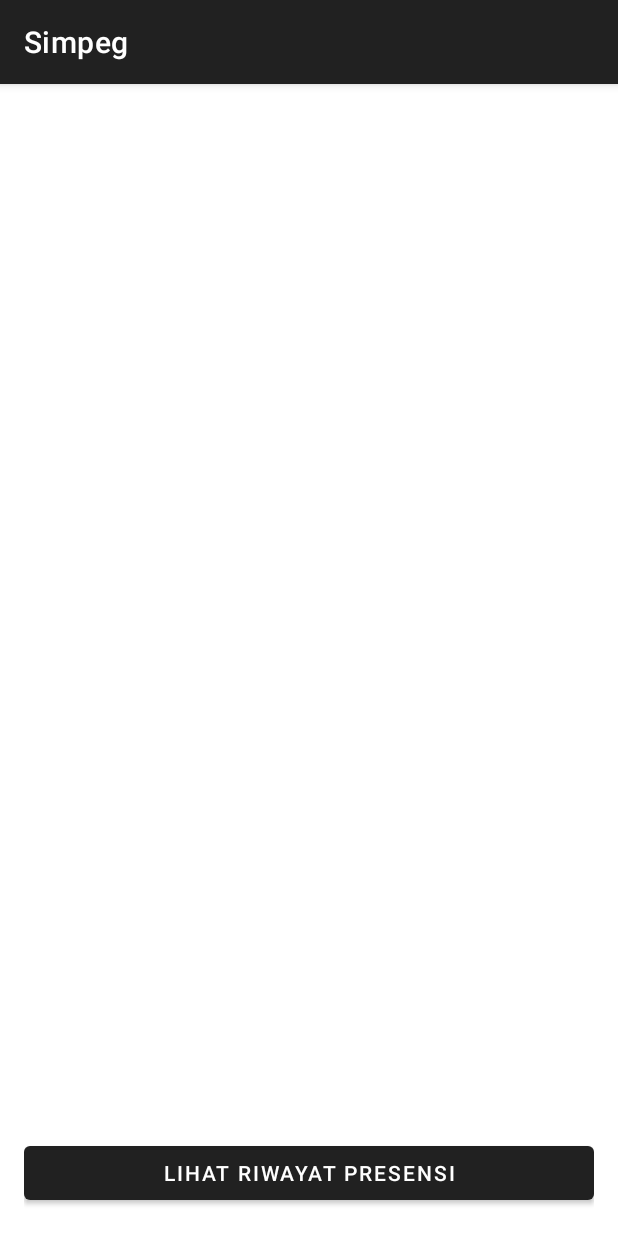
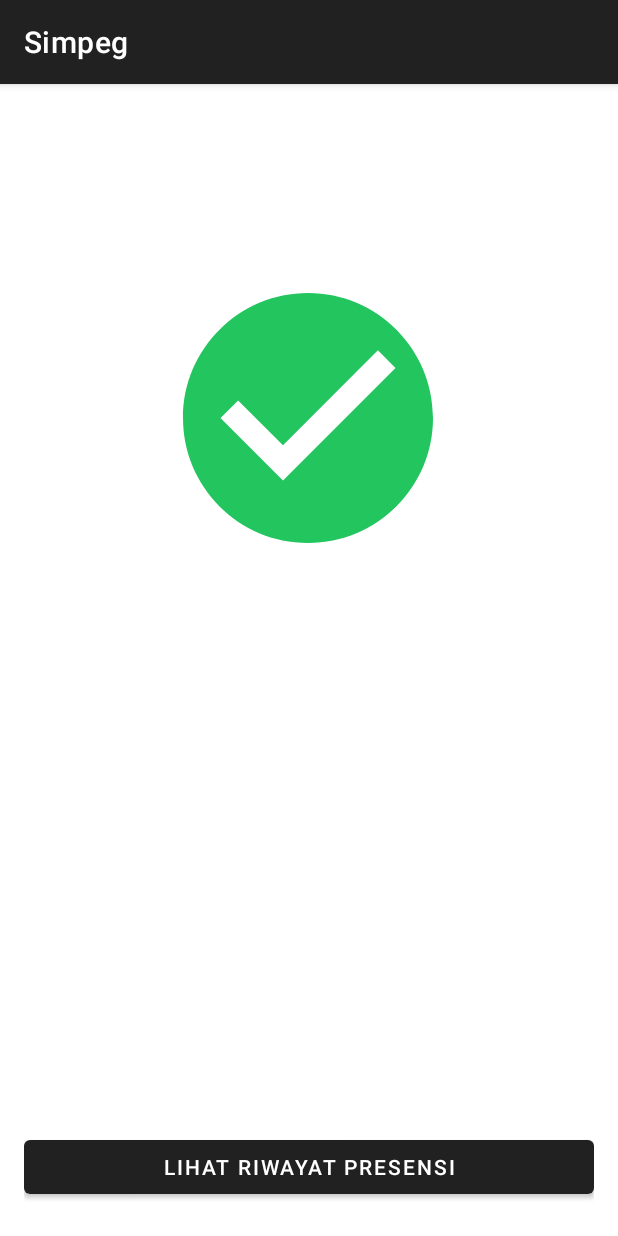
Before and after one commit to Galangaidil/simpeg-apk, an Android app: the HasilPresensiActivity screen opened directly, with no data from a screen before it, on a phone screen of 412 x 824 dp. Run offline under Robolectric (Android 15) with nearby library versions, the phone set to English and light mode, and no system bars; 1 statement that could not run was skipped.

Commit message:
Menampilkan icon checklist saat berhasil presensi, dan memperbesar ukuran huruf

```diff
--- a/app/src/main/res/layout/activity_hasil_presensi.xml
+++ b/app/src/main/res/layout/activity_hasil_presensi.xml
@@ -16,16 +16,30 @@
         app:layout_constraintHorizontal_bias="0.5"
         app:layout_constraintStart_toStartOf="parent"
         app:layout_constraintTop_toTopOf="parent"
+        android:textSize="20sp"
+        android:textAlignment="center"
         app:layout_constraintVertical_bias="0.5" />
 
     <Button
         android:id="@+id/button"
         android:layout_width="match_parent"
         android:layout_height="wrap_content"
-        android:layout_marginTop="308dp"
+        android:layout_marginTop="300dp"
         android:text="@string/lihat_riwayat_presensi"
         app:layout_constraintEnd_toEndOf="parent"
         app:layout_constraintHorizontal_bias="0.498"
         app:layout_constraintStart_toStartOf="parent"
         app:layout_constraintTop_toBottomOf="@+id/textViewHasilPresensi" />
+
+    <ImageView
+        android:id="@+id/imageView"
+        android:layout_width="200dp"
+        android:layout_height="200dp"
+        android:layout_marginBottom="48dp"
+        android:contentDescription="@string/tanda_kalau_anda_telah_melakukan_presensi"
+        app:layout_constraintBottom_toTopOf="@+id/textViewHasilPresensi"
+        app:layout_constraintEnd_toEndOf="parent"
+        app:layout_constraintHorizontal_bias="0.497"
+        app:layout_constraintStart_toStartOf="parent"
+        app:srcCompat="@drawable/ic_baseline_check_circle_24" />
 </androidx.constraintlayout.widget.ConstraintLayout>
```
